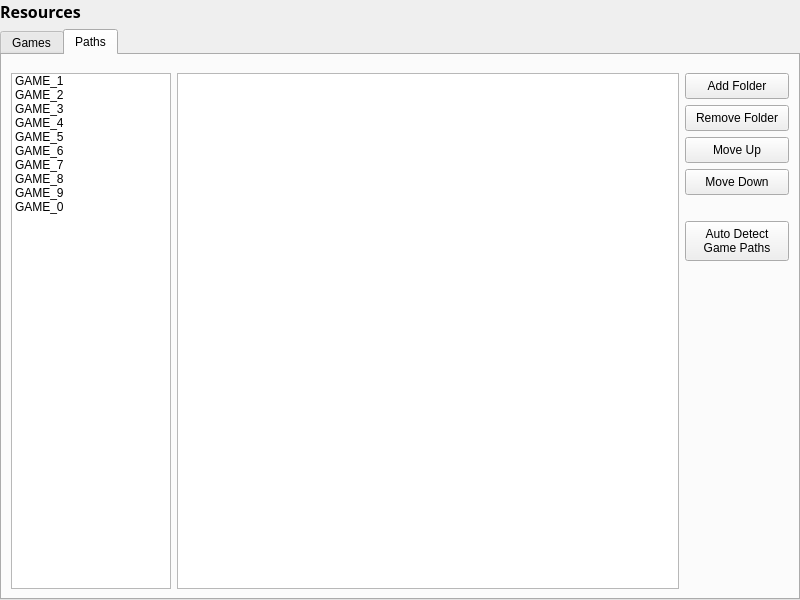
Above: src/ui/settingsresources.ui from fo76utils/nifskope before the change. Below: the same form after it.
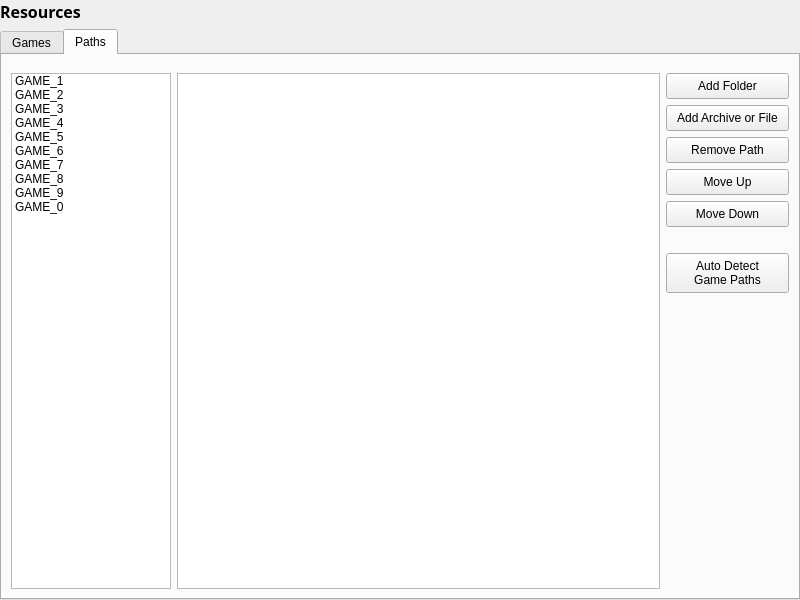
That is the form after the change. The open tabs and pages were chosen to show the change.

Commit message: New button to add archives or resource files to the list of data paths

What changed in the file:
```diff
--- a/src/ui/settingsresources.ui
+++ b/src/ui/settingsresources.ui
@@ -1036,10 +1036,17 @@
                </property>
               </widget>
              </item>
+             <item>
+              <widget class="QPushButton" name="btnArchiveAdd">
+               <property name="text">
+                <string>Add Archive or File</string>
+               </property>
+              </widget>
+             </item>
              <item>
               <widget class="QPushButton" name="btnFolderRemove">
                <property name="text">
-                <string>Remove Folder</string>
+                <string>Remove Path</string>
                </property>
               </widget>
              </item>
```
The commit also changes 2 other files.
